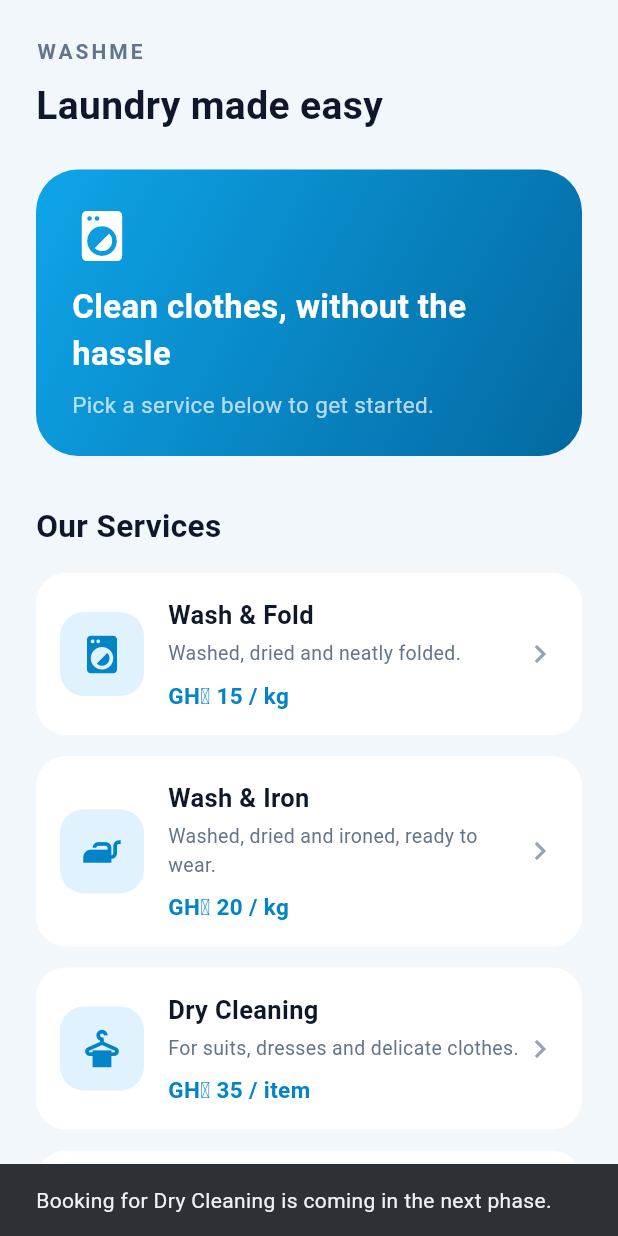
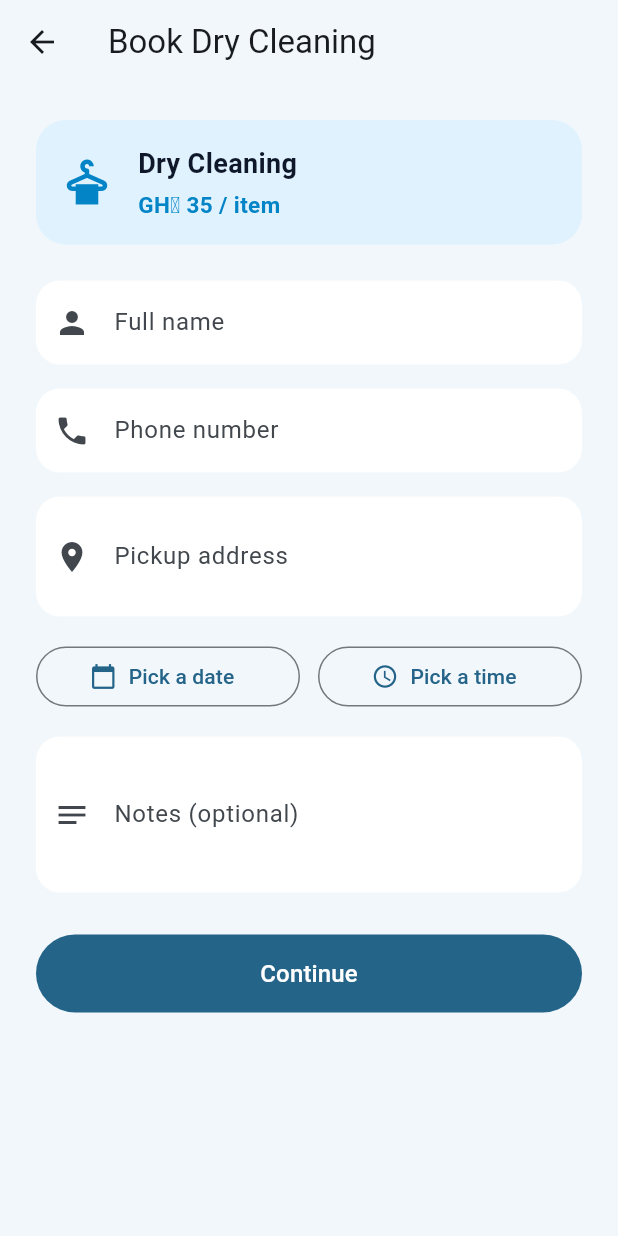
Before and after one commit to nyamekwakuprince/washme, a Flutter app: the screen it shows after launch, after a tap on "Dry Cleaning", on a phone screen of 412 x 824 dp. Run offline on Flutter 3.47's test engine with Material 3 defaults, Android fonts, the phone set to English and light mode, and no system bars.

Commit message:
Add booking form with validation and date/time pickers

```diff
--- /dev/null
+++ b/lib/booking_page.dart
@@ -0,0 +1,299 @@
+import 'package:flutter/material.dart';
+
+import 'laundry_service.dart';
+
+class BookingPage extends StatefulWidget {
+  final LaundryService service;
+
+  const BookingPage({super.key, required this.service});
+
+  @override
+  State<BookingPage> createState() => _BookingPageState();
+}
+
+class _BookingPageState extends State<BookingPage> {
+  static const List<String> _months = [
+    'Jan', 'Feb', 'Mar', 'Apr', 'May', 'Jun',
+    'Jul', 'Aug', 'Sep', 'Oct', 'Nov', 'Dec',
+  ];
+
+  final _formKey = GlobalKey<FormState>();
+  final _nameController = TextEditingController();
+  final _phoneController = TextEditingController();
+  final _addressController = TextEditingController();
+  final _notesController = TextEditingController();
+
+  DateTime? _pickupDate;
+  TimeOfDay? _pickupTime;
+  bool _showDateTimeError = false;
+
+  @override
+  void dispose() {
+    _nameController.dispose();
+    _phoneController.dispose();
+    _addressController.dispose();
+    _notesController.dispose();
+    super.dispose();
+  }
+
+  String _formatDate(DateTime date) {
+    return '${date.day} ${_months[date.month - 1]} ${date.year}';
+  }
+
+  Future<void> _pickDate() async {
+    final now = DateTime.now();
+    final today = DateTime(now.year, now.month, now.day);
+
+    final picked = await showDatePicker(
+      context: context,
+      initialDate: _pickupDate ?? today,
+      firstDate: today,
+      lastDate: today.add(const Duration(days: 60)),
+    );
+
+    if (picked != null) {
+      setState(() {
+        _pickupDate = picked;
+      });
+    }
+  }
+
+  Future<void> _pickTime() async {
+    final picked = await showTimePicker(
+      context: context,
+      initialTime: _pickupTime ?? const TimeOfDay(hour: 9, minute: 0),
+    );
+
+    if (picked != null) {
+      setState(() {
+        _pickupTime = picked;
+      });
+    }
+  }
+
+  void _submit() {
+    final formIsValid = _formKey.currentState!.validate();
+    final hasDateAndTime = _pickupDate != null && _pickupTime != null;
+
+    setState(() {
+      _showDateTimeError = !hasDateAndTime;
+    });
+
+    if (!formIsValid || !hasDateAndTime) {
+      return;
+    }
+
+    final notes = _notesController.text.trim();
+
+    showDialog(
+      context: context,
+      builder: (dialogContext) {
+        return AlertDialog(
+          title: const Text('Booking details ready'),
+          content: Text(
+            'Service: ${widget.service.name}\n'
+            'Name: ${_nameController.text.trim()}\n'
+            'Phone: ${_phoneController.text.trim()}\n'
+            'Pickup: ${_formatDate(_pickupDate!)} at ${_pickupTime!.format(context)}\n'
+            'Address: ${_addressController.text.trim()}\n'
+            'Notes: ${notes.isEmpty ? 'None' : notes}\n\n'
+            'Saving the booking comes in the next phase.',
+          ),
+          actions: [
+            TextButton(
+              onPressed: () => Navigator.pop(dialogContext),
+              child: const Text('OK'),
+            ),
+          ],
+        );
+      },
+    );
+  }
+
+  InputDecoration _inputDecoration(String label, IconData icon) {
+    return InputDecoration(
+      labelText: label,
+      prefixIcon: Icon(icon),
+      filled: true,
+      fillColor: Colors.white,
+      border: OutlineInputBorder(
+        borderRadius: BorderRadius.circular(16),
+        borderSide: BorderSide.none,
+      ),
+    );
+  }
+
+  Widget _buildServiceSummary() {
+    final service = widget.service;
+
+    return Container(
+      width: double.infinity,
+      padding: const EdgeInsets.all(16),
+      decoration: BoxDecoration(
+        color: const Color(0xFFE0F2FE),
+        borderRadius: BorderRadius.circular(20),
+      ),
+      child: Row(
+        children: [
+          Icon(service.icon, color: const Color(0xFF0284C7), size: 36),
+          const SizedBox(width: 16),
+          Expanded(
+            child: Column(
+              crossAxisAlignment: CrossAxisAlignment.start,
+              children: [
+                Text(
+                  service.name,
+                  style: const TextStyle(
+                    fontSize: 18,
+                    fontWeight: FontWeight.bold,
+                    color: Color(0xFF0F172A),
+                  ),
+                ),
+                const SizedBox(height: 4),
+                Text(
+                  'GH\u20B5 ${service.price.toStringAsFixed(0)} / ${service.unit}',
+                  style: const TextStyle(
+                    fontSize: 15,
+                    fontWeight: FontWeight.bold,
+                    color: Color(0xFF0284C7),
+                  ),
+                ),
+              ],
+            ),
+          ),
+        ],
+      ),
+    );
+  }
+
+  @override
+  Widget build(BuildContext context) {
+    return Scaffold(
+      backgroundColor: const Color(0xFFF1F7FB),
+      appBar: AppBar(
+        title: Text('Book ${widget.service.name}'),
+        backgroundColor: const Color(0xFFF1F7FB),
+        scrolledUnderElevation: 0,
+      ),
+      body: SafeArea(
+        child: SingleChildScrollView(
+          padding: const EdgeInsets.all(24),
+          child: Form(
+            key: _formKey,
+            child: Column(
+              crossAxisAlignment: CrossAxisAlignment.start,
+              children: [
+                _buildServiceSummary(),
+                const SizedBox(height: 24),
+                TextFormField(
+                  controller: _nameController,
+                  textInputAction: TextInputAction.next,
+                  textCapitalization: TextCapitalization.words,
+                  decoration: _inputDecoration('Full name', Icons.person),
+                  validator: (value) {
+                    if (value == null || value.trim().isEmpty) {
+                      return 'Please enter your name';
+                    }
+                    return null;
+                  },
+                ),
+                const SizedBox(height: 16),
+                TextFormField(
+                  controller: _phoneController,
+                  keyboardType: TextInputType.phone,
+                  textInputAction: TextInputAction.next,
+                  decoration: _inputDecoration('Phone number', Icons.phone),
+                  validator: (value) {
+                    final digits =
+                        (value ?? '').replaceAll(RegExp(r'[^0-9]'), '');
+                    if (digits.length < 9) {
+                      return 'Please enter a valid phone number';
+                    }
+                    return null;
+                  },
+                ),
+                const SizedBox(height: 16),
+                TextFormField(
+                  controller: _addressController,
+                  maxLines: 2,
+                  textInputAction: TextInputAction.next,
+                  decoration: _inputDecoration(
+                    'Pickup address',
+                    Icons.location_on,
+                  ),
+                  validator: (value) {
+                    if (value == null || value.trim().isEmpty) {
+                      return 'Please enter the pickup address';
+                    }
+                    return null;
+                  },
+                ),
+                const SizedBox(height: 16),
+                Row(
+                  children: [
+                    Expanded(
+                      child: OutlinedButton.icon(
+                        onPressed: _pickDate,
+                        icon: const Icon(Icons.calendar_today),
+                        label: Text(
+                          _pickupDate == null
+                              ? 'Pick a date'
+                              : _formatDate(_pickupDate!),
+                        ),
+                      ),
+                    ),
+                    const SizedBox(width: 12),
+                    Expanded(
+                      child: OutlinedButton.icon(
+                        onPressed: _pickTime,
+                        icon: const Icon(Icons.access_time),
+                        label: Text(
+                          _pickupTime == null
+                              ? 'Pick a time'
+                              : _pickupTime!.format(context),
+                        ),
+                      ),
+                    ),
+                  ],
+                ),
+                if (_showDateTimeError &&
+                    (_pickupDate == null || _pickupTime == null))
+                  const Padding(
+                    padding: EdgeInsets.only(top: 8, left: 4),
+                    child: Text(
+                      'Please choose a pickup date and time',
+                      style: TextStyle(
+                        color: Color(0xFFB91C1C),
+                        fontSize: 13,
+                      ),
+                    ),
+                  ),
+                const SizedBox(height: 16),
+                TextFormField(
+                  controller: _notesController,
+                  maxLines: 3,
+                  decoration: _inputDecoration(
+                    'Notes (optional)',
+                    Icons.notes,
+                  ),
+                ),
+                const SizedBox(height: 28),
+                SizedBox(
+                  width: double.infinity,
+                  height: 52,
+                  child: FilledButton(
+                    onPressed: _submit,
+                    child: const Text(
+                      'Continue',
+                      style: TextStyle(fontSize: 16),
+                    ),
+                  ),
+                ),
+              ],
+            ),
+          ),
+        ),
+      ),
+    );
+  }
+}
--- a/lib/main.dart
+++ b/lib/main.dart
@@ -1,5 +1,6 @@
 import 'package:flutter/material.dart';
 
+import 'booking_page.dart';
 import 'laundry_service.dart';
 
 void main() {
@@ -140,11 +141,10 @@ class ServiceCard extends StatelessWidget {
         child: InkWell(
           borderRadius: BorderRadius.circular(20),
           onTap: () {
-            ScaffoldMessenger.of(context).showSnackBar(
-              SnackBar(
-                content: Text(
-                  'Booking for ${service.name} is coming in the next phase.',
-                ),
+            Navigator.push(
+              context,
+              MaterialPageRoute(
+                builder: (context) => BookingPage(service: service),
               ),
             );
           },
```
